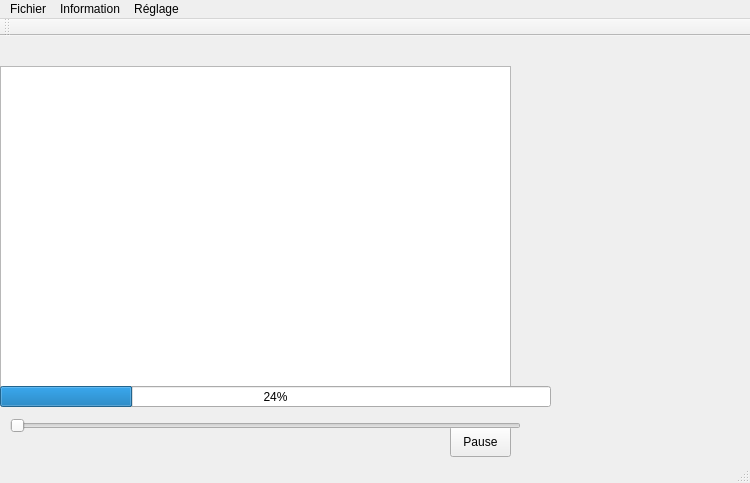
bigflower123/PFE, file test2/mainwindow.ui: the form before one commit.
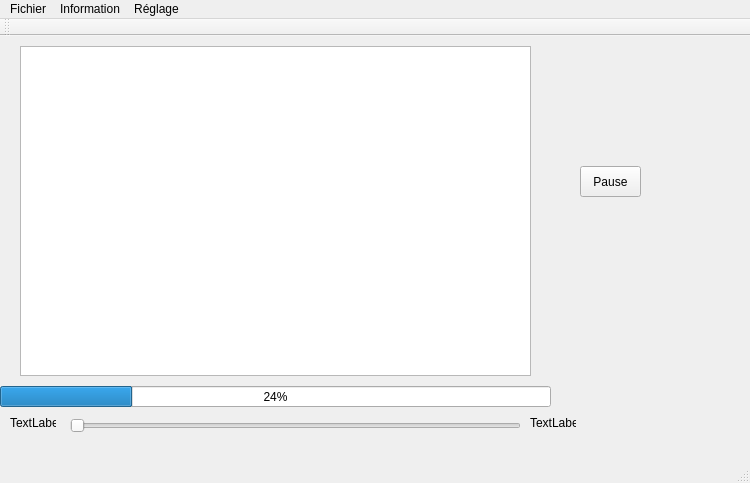
The form after the commit.

What changed in the file:
```diff
--- a/test2/mainwindow.ui
+++ b/test2/mainwindow.ui
@@ -17,8 +17,8 @@
    <widget class="QGraphicsView" name="graphicsView">
     <property name="geometry">
      <rect>
-      <x>0</x>
-      <y>30</y>
+      <x>20</x>
+      <y>10</y>
       <width>511</width>
       <height>330</height>
      </rect>
@@ -27,8 +27,8 @@
    <widget class="QPushButton" name="pauseBtn">
     <property name="geometry">
      <rect>
-      <x>450</x>
-      <y>390</y>
+      <x>580</x>
+      <y>130</y>
       <width>61</width>
       <height>31</height>
      </rect>
@@ -53,9 +53,9 @@
    <widget class="QSlider" name="videoSlider">
     <property name="geometry">
      <rect>
-      <x>10</x>
+      <x>70</x>
       <y>380</y>
-      <width>511</width>
+      <width>451</width>
       <height>19</height>
      </rect>
     </property>
@@ -63,6 +63,32 @@
      <enum>Qt::Horizontal</enum>
     </property>
    </widget>
+   <widget class="QLabel" name="currentLbl">
+    <property name="geometry">
+     <rect>
+      <x>10</x>
+      <y>380</y>
+      <width>46</width>
+      <height>13</height>
+     </rect>
+    </property>
+    <property name="text">
+     <string>TextLabel</string>
+    </property>
+   </widget>
+   <widget class="QLabel" name="TotalLbl">
+    <property name="geometry">
+     <rect>
+      <x>530</x>
+      <y>380</y>
+      <width>46</width>
+      <height>13</height>
+     </rect>
+    </property>
+    <property name="text">
+     <string>TextLabel</string>
+    </property>
+   </widget>
   </widget>
   <widget class="QMenuBar" name="menuBar">
    <property name="geometry">
```
